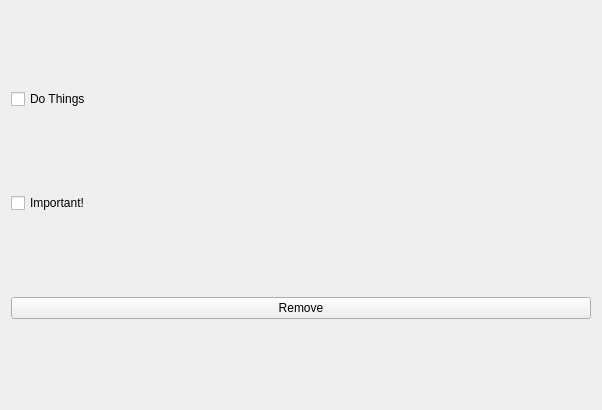
The window that Item.ui (Viuss/CSE165Proj-ToDo-List-QT) describes before a commit, drawn with Qt 5.
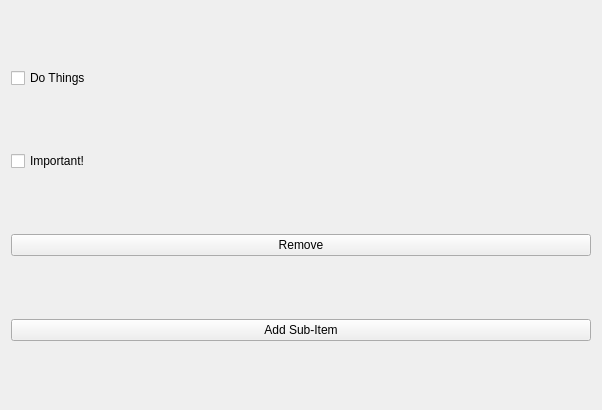
The same window after the commit.

```diff
--- a/Item.ui
+++ b/Item.ui
@@ -37,6 +37,13 @@
        </property>
       </widget>
      </item>
+     <item>
+      <widget class="QPushButton" name="subButton">
+       <property name="text">
+        <string>Add Sub-Item</string>
+       </property>
+      </widget>
+     </item>
     </layout>
    </item>
   </layout>
```
Left out of the diff: 3 changed lines with no effect on the pictures.
